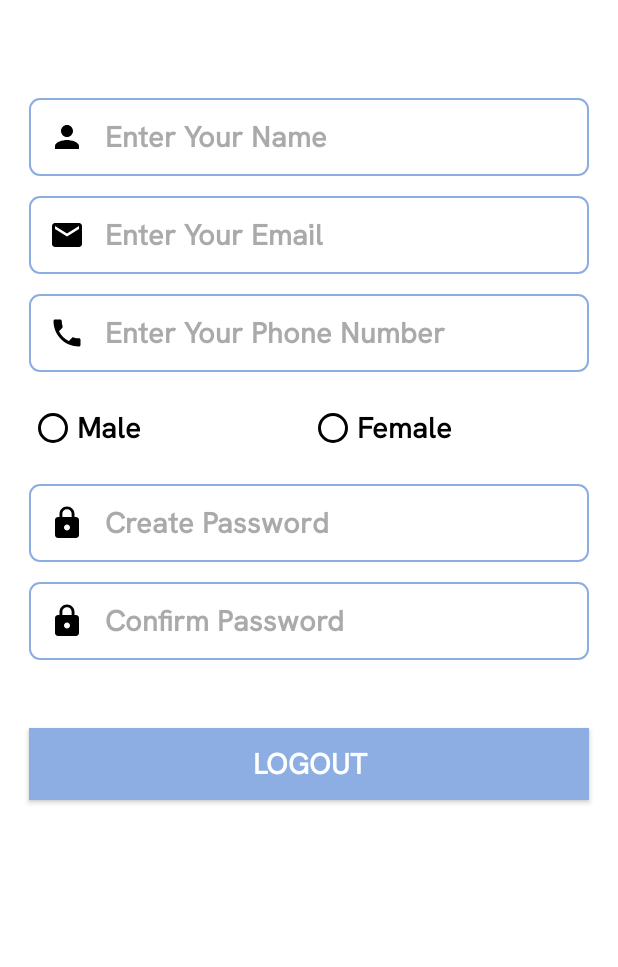
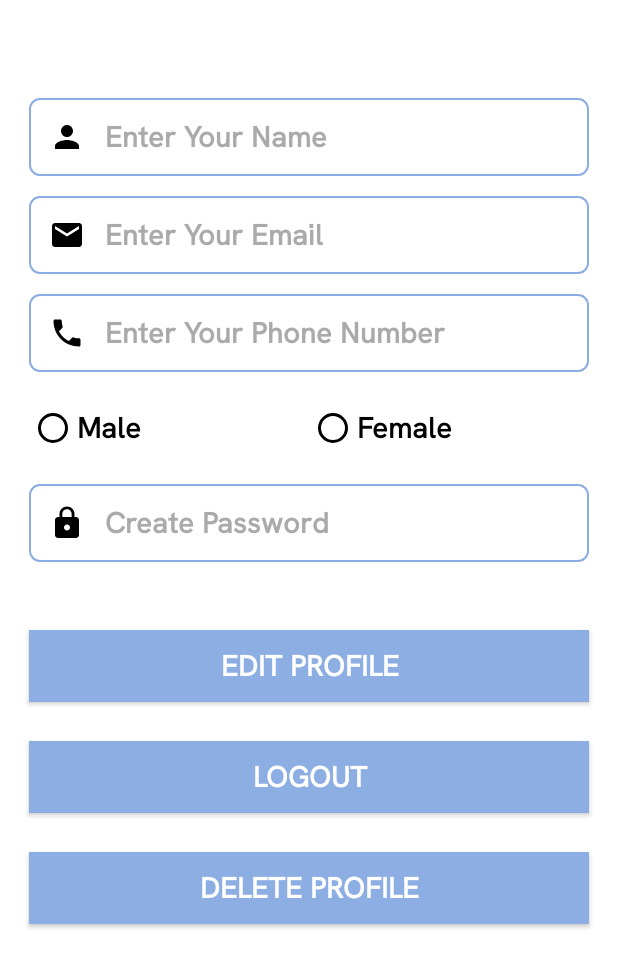
Before and after one commit to sahetu/AsiaPacificApp, an Android app: the ProfileActivity screen opened directly, with no data from a screen before it, on a phone screen of 412 x 824 dp. Shown: the top 967 px of the screen. Run offline under Robolectric (Android 15) with nearby library versions, the phone set to English and light mode, and no system bars; our stand-ins replace sdp/ssp sizes.

Commit message:
CRUD Operation

```diff
--- a/app/src/main/java/asiapacific/app/ProfileActivity.java
+++ b/app/src/main/java/asiapacific/app/ProfileActivity.java
@@ -1,5 +1,7 @@
 package asiapacific.app;
 
+import android.app.AlertDialog;
+import android.content.DialogInterface;
 import android.content.Intent;
 import android.content.SharedPreferences;
 import android.database.Cursor;
@@ -30,7 +32,7 @@ public class ProfileActivity extends AppCompatActivity {
     String sGender;
     SharedPreferences sp;
 
-    Button logout;
+    Button logout,editProfile,submit,deleteProfile;
 
     @Override
     protected void onCreate(Bundle savedInstanceState) {
@@ -43,13 +45,84 @@ public class ProfileActivity extends AppCompatActivity {
         String tableQuery = "CREATE TABLE IF NOT EXISTS USERS(USERID INTEGER PRIMARY KEY AUTOINCREMENT,NAME VARCHAR(100),EMAIL VARCHAR(100),CONTACT BIGINT(10),GENDER VARCHAR(10),PASSWORD VARCHAR(20))";
         db.execSQL(tableQuery);
 
+        editProfile = findViewById(R.id.edit_btn);
+        submit = findViewById(R.id.register_btn);
+        deleteProfile = findViewById(R.id.delete_btn);
+
+        deleteProfile.setOnClickListener(new View.OnClickListener() {
+            @Override
+            public void onClick(View view) {
+                AlertDialog.Builder builder = new AlertDialog.Builder(ProfileActivity.this);
+                builder.setIcon(R.mipmap.ic_launcher);
+                builder.setTitle("Delete Profile");
+                builder.setMessage("Are You Sure Want To Delete Your Profile!");
+                builder.setCancelable(false);
+
+                builder.setPositiveButton("Yes", new DialogInterface.OnClickListener() {
+                    @Override
+                    public void onClick(DialogInterface dialogInterface, int i) {
+                        String deleteQuery = "DELETE FROM USERS WHERE USERID='"+sp.getString(ConstantSp.USERID,"")+"'";
+                        db.execSQL(deleteQuery);
+                        sp.edit().clear().commit();
+                        new ToastCommonMethod(ProfileActivity.this, MainActivity.class);
+                        finish();
+                    }
+                });
+
+                builder.setNegativeButton("No", new DialogInterface.OnClickListener() {
+                    @Override
+                    public void onClick(DialogInterface dialogInterface, int i) {
+                        dialogInterface.dismiss();
+                    }
+                });
+
+                builder.setNeutralButton("Rate Us", new DialogInterface.OnClickListener() {
+                    @Override
+                    public void onClick(DialogInterface dialogInterface, int i) {
+                        new ToastCommonMethod(ProfileActivity.this,"Rate Us");
+                        dialogInterface.dismiss();
+                    }
+                });
+
+                builder.show();
+            }
+        });
+
         logout = findViewById(R.id.logout_btn);
         logout.setOnClickListener(new View.OnClickListener() {
             @Override
             public void onClick(View view) {
-                sp.edit().clear().commit();
-                new ToastCommonMethod(ProfileActivity.this, MainActivity.class);
-                finish();
+                AlertDialog.Builder builder = new AlertDialog.Builder(ProfileActivity.this);
+                builder.setIcon(R.mipmap.ic_launcher);
+                builder.setTitle("Logout");
+                builder.setMessage("Are You Sure Want To Logout!");
+                builder.setCancelable(false);
+
+                builder.setPositiveButton("Yes", new DialogInterface.OnClickListener() {
+                    @Override
+                    public void onClick(DialogInterface dialogInterface, int i) {
+                        sp.edit().clear().commit();
+                        new ToastCommonMethod(ProfileActivity.this, MainActivity.class);
+                        finish();
+                    }
+                });
+
+                builder.setNegativeButton("No", new DialogInterface.OnClickListener() {
+                    @Override
+                    public void onClick(DialogInterface dialogInterface, int i) {
+                        dialogInterface.dismiss();
+                    }
+                });
+
+                builder.setNeutralButton("Rate Us", new DialogInterface.OnClickListener() {
+                    @Override
+                    public void onClick(DialogInterface dialogInterface, int i) {
+                        new ToastCommonMethod(ProfileActivity.this,"Rate Us");
+                        dialogInterface.dismiss();
+                    }
+                });
+
+                builder.show();
             }
         });
 
@@ -76,7 +149,7 @@ public class ProfileActivity extends AppCompatActivity {
         });
 
 
-        /*register_btn.setOnClickListener(new View.OnClickListener() {
+        submit.setOnClickListener(new View.OnClickListener() {
             @Override
             public void onClick(View v) {
                 if (edttxt_name.getText().toString().trim().equals("")){
@@ -111,26 +184,38 @@ public class ProfileActivity extends AppCompatActivity {
                     edttxt_confirmPass.setError("Password Does Not Match");
                 }
                 else {
-                    String selectQuery = "SELECT * FROM USERS WHERE EMAIL='"+edttxt_email.getText().toString()+"' OR CONTACT='"+edttxt_mobile.getText().toString()+"'";
+                    String selectQuery = "SELECT * FROM USERS WHERE USERID='"+sp.getString(ConstantSp.USERID,"")+"'";
                     Cursor cursor = db.rawQuery(selectQuery,null);
                     if(cursor.getCount()>0){
-                        new ToastCommonMethod(ProfileActivity.this,"Email Id/Contact No. Already Registered");
+                        String updateQuery = "UPDATE USERS SET NAME='"+edttxt_name.getText().toString()+"',EMAIL='"+edttxt_email.getText().toString()+"',CONTACT='"+edttxt_mobile.getText().toString()+"',GENDER='"+sGender+"',PASSWORD='"+edttxt_regisPass.getText().toString()+"' WHERE USERID='"+sp.getString(ConstantSp.USERID,"")+"' ";
+                        db.execSQL(updateQuery);
+                        new ToastCommonMethod(ProfileActivity.this,"Profile Update Successfully");
+
+                        sp.edit().putString(ConstantSp.NAME,edttxt_name.getText().toString()).commit();
+                        sp.edit().putString(ConstantSp.EMAIL,edttxt_email.getText().toString()).commit();
+                        sp.edit().putString(ConstantSp.CONTACT,edttxt_mobile.getText().toString()).commit();
+                        sp.edit().putString(ConstantSp.PASSWORD,edttxt_regisPass.getText().toString()).commit();
+                        sp.edit().putString(ConstantSp.GENDER,sGender).commit();
+
+                        setData(false);
                     }
                     else{
-                        String insertQuery = "INSERT INTO USERS VALUES(NULL,'"+edttxt_name.getText().toString()+"','"+edttxt_email.getText().toString()+"','"+edttxt_mobile.getText().toString()+"','"+sGender+"','"+edttxt_regisPass.getText().toString()+"')";
-                        db.execSQL(insertQuery);
-
-                        new ToastCommonMethod(ProfileActivity.this,"Register Successfully");
-                        Intent intent = new Intent(ProfileActivity.this, RegisterSuccess.class);
-                        startActivity(intent);
+                        new ToastCommonMethod(ProfileActivity.this,"Invalid User");
                     }
                 }
             }
-        });*/
-        setData();
+        });
+        setData(false);
+
+        editProfile.setOnClickListener(new View.OnClickListener() {
+            @Override
+            public void onClick(View view) {
+                setData(true);
+            }
+        });
     }
 
-    private void setData() {
+    private void setData(boolean isEnable) {
         edttxt_name.setText(sp.getString(ConstantSp.NAME,""));
         edttxt_email.setText(sp.getString(ConstantSp.EMAIL,""));
         edttxt_mobile.setText(sp.getString(ConstantSp.CONTACT,""));
@@ -152,5 +237,24 @@ public class ProfileActivity extends AppCompatActivity {
             radiobtn_female.setChecked(false);
         }
 
+        edttxt_name.setEnabled(isEnable);
+        edttxt_email.setEnabled(isEnable);
+        edttxt_mobile.setEnabled(isEnable);
+        edttxt_regisPass.setEnabled(isEnable);
+        edttxt_confirmPass.setEnabled(isEnable);
+        radiobtn_male.setEnabled(isEnable);
+        radiobtn_female.setEnabled(isEnable);
+
+        if(isEnable == true){ //true
+            edttxt_confirmPass.setVisibility(View.VISIBLE);
+            editProfile.setVisibility(View.GONE);
+            submit.setVisibility(View.VISIBLE);
+        }
+        else{
+            edttxt_confirmPass.setVisibility(View.GONE);
+            editProfile.setVisibility(View.VISIBLE);
+            submit.setVisibility(View.GONE);
+        }
+
     }
 }
--- a/app/src/main/res/layout/activity_profile.xml
+++ b/app/src/main/res/layout/activity_profile.xml
@@ -81,20 +81,37 @@
         android:inputType="textPassword"
         android:textStyle="bold" />
 
-    <!--<Button
+    <Button
+        android:id="@+id/edit_btn"
         style="@style/button_15"
-        android:id="@+id/register_btn"
         android:layout_below="@id/edttxt_confirmPass"
         android:layout_marginTop="@dimen/_35sdp"
-        android:text="REGISTER"
-        android:textStyle="bold" />-->
+        android:text="Edit Profile"
+        android:textStyle="bold" />
 
     <Button
+        android:visibility="gone"
+        android:id="@+id/register_btn"
         style="@style/button_15"
+        android:layout_below="@id/edit_btn"
+        android:layout_marginTop="@dimen/_20sdp"
+        android:text="Submit"
+        android:textStyle="bold" />
+
+    <Button
         android:id="@+id/logout_btn"
-        android:layout_below="@id/edttxt_confirmPass"
-        android:layout_marginTop="@dimen/_35sdp"
+        style="@style/button_15"
+        android:layout_below="@id/register_btn"
+        android:layout_marginTop="@dimen/_20sdp"
         android:text="Logout"
+        android:textStyle="bold" />
+
+    <Button
+        android:id="@+id/delete_btn"
+        style="@style/button_15"
+        android:layout_below="@id/logout_btn"
+        android:layout_marginTop="@dimen/_20sdp"
+        android:text="Delete Profile"
         android:textStyle="bold" />
 
 
```
